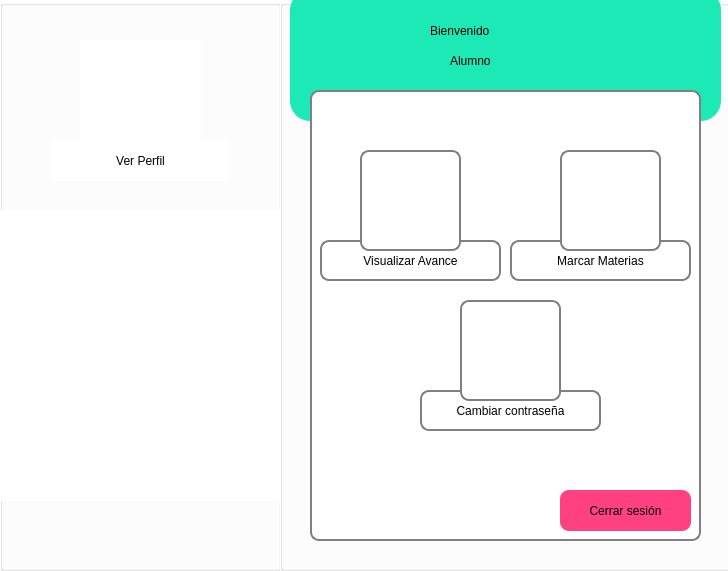
First picture: the form in SCS/alumno.ui, repository sagarme17/SCS, before the edit.
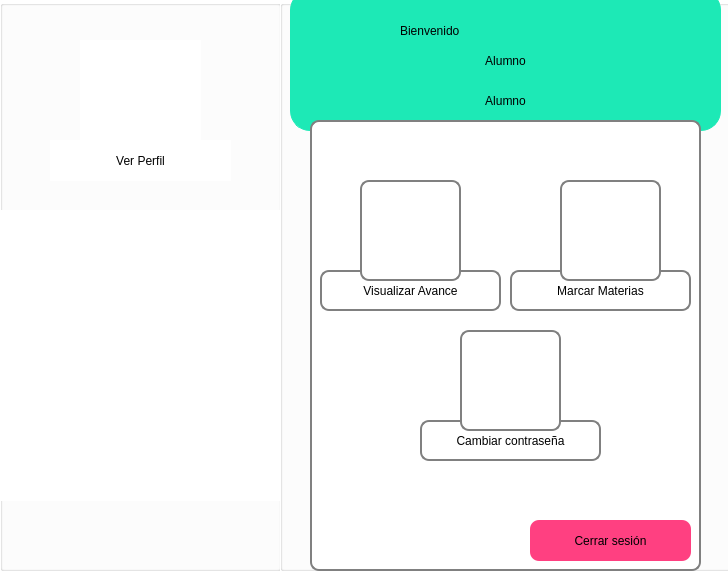
Second picture: the form after the edit. Icons and pictures are not drawn.

Diff of the .ui file:
```diff
--- a/SCS/alumno.ui
+++ b/SCS/alumno.ui
@@ -120,31 +120,12 @@
    <property name="title">
     <string/>
    </property>
-   <widget class="QLabel" name="Alumno">
-    <property name="geometry">
-     <rect>
-      <x>170</x>
-      <y>40</y>
-      <width>121</width>
-      <height>41</height>
-     </rect>
-    </property>
-    <property name="styleSheet">
-     <string notr="true">font: 75 25pt &quot;Berlin Sans FB Demi&quot;;
-background:transparent;
-
-</string>
-    </property>
-    <property name="text">
-     <string>Alumno</string>
-    </property>
-   </widget>
    <widget class="QLabel" name="label_5">
     <property name="geometry">
      <rect>
-      <x>150</x>
+      <x>120</x>
       <y>10</y>
-      <width>171</width>
+      <width>221</width>
       <height>41</height>
      </rect>
     </property>
@@ -206,7 +187,7 @@
     <property name="geometry">
      <rect>
       <x>30</x>
-      <y>90</y>
+      <y>120</y>
       <width>391</width>
       <height>451</height>
      </rect>
@@ -280,9 +261,9 @@
     <widget class="QPushButton" name="Cerrar_Sesion">
      <property name="geometry">
       <rect>
-       <x>250</x>
+       <x>220</x>
        <y>400</y>
-       <width>131</width>
+       <width>161</width>
        <height>41</height>
       </rect>
      </property>
@@ -390,7 +371,7 @@
       <x>10</x>
       <y>-10</y>
       <width>431</width>
-      <height>131</height>
+      <height>141</height>
      </rect>
     </property>
     <property name="styleSheet">
@@ -403,12 +384,57 @@
      <string/>
     </property>
    </widget>
+   <widget class="QLabel" name="Alumno_2">
+    <property name="geometry">
+     <rect>
+      <x>70</x>
+      <y>40</y>
+      <width>311</width>
+      <height>41</height>
+     </rect>
+    </property>
+    <property name="styleSheet">
+     <string notr="true">font: 75 25pt &quot;Berlin Sans FB Demi&quot;;
+background:transparent;
+
+</string>
+    </property>
+    <property name="text">
+     <string>Alumno</string>
+    </property>
+    <property name="alignment">
+     <set>Qt::AlignCenter</set>
+    </property>
+   </widget>
+   <widget class="QLabel" name="Alumno">
+    <property name="geometry">
+     <rect>
+      <x>70</x>
+      <y>80</y>
+      <width>311</width>
+      <height>41</height>
+     </rect>
+    </property>
+    <property name="styleSheet">
+     <string notr="true">font: 75 25pt &quot;Berlin Sans FB Demi&quot;;
+background:transparent;
+
+</string>
+    </property>
+    <property name="text">
+     <string>Alumno</string>
+    </property>
+    <property name="alignment">
+     <set>Qt::AlignCenter</set>
+    </property>
+   </widget>
    <zorder>label_2</zorder>
-   <zorder>Alumno</zorder>
    <zorder>label_5</zorder>
    <zorder>label_3</zorder>
    <zorder>label_4</zorder>
    <zorder>groupBox_4</zorder>
+   <zorder>Alumno_2</zorder>
+   <zorder>Alumno</zorder>
   </widget>
  </widget>
  <resources>
```
